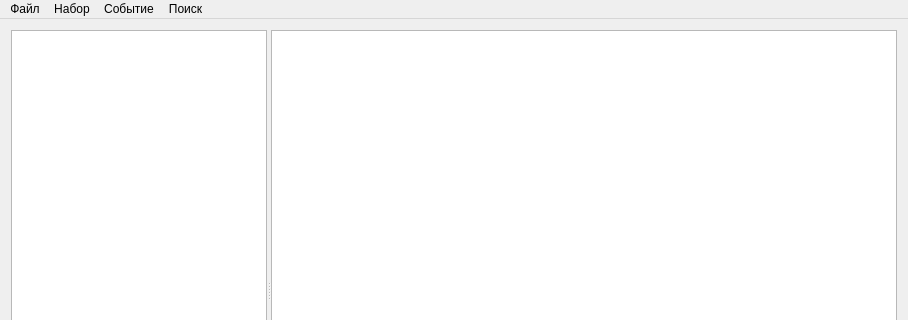
lukaville/bmstu-lb-2014, file dz_events_423/mainwindow.ui: the form before one commit; both pictures show x 0 to 908 and y 0 to 320 of the 908 by 561 pixel window.
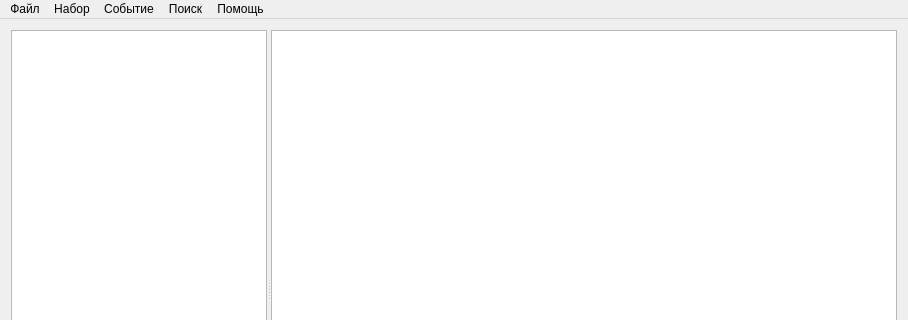
The form after the commit.

Commit message: Simple event class

```diff
--- a/dz_events_423/mainwindow.ui
+++ b/dz_events_423/mainwindow.ui
@@ -80,10 +80,17 @@
     <addaction name="search_object_by_name"/>
     <addaction name="search_object_by_time"/>
    </widget>
+   <widget class="QMenu" name="menu_5">
+    <property name="title">
+     <string>Помощь</string>
+    </property>
+    <addaction name="action_help"/>
+   </widget>
    <addaction name="menu"/>
    <addaction name="menu_2"/>
    <addaction name="menu_3"/>
    <addaction name="menu_4"/>
+   <addaction name="menu_5"/>
   </widget>
   <action name="action_exit">
    <property name="text">
```
Left out of the diff: 5 changed lines with no effect on the pictures. The commit also changes 6 other files.
